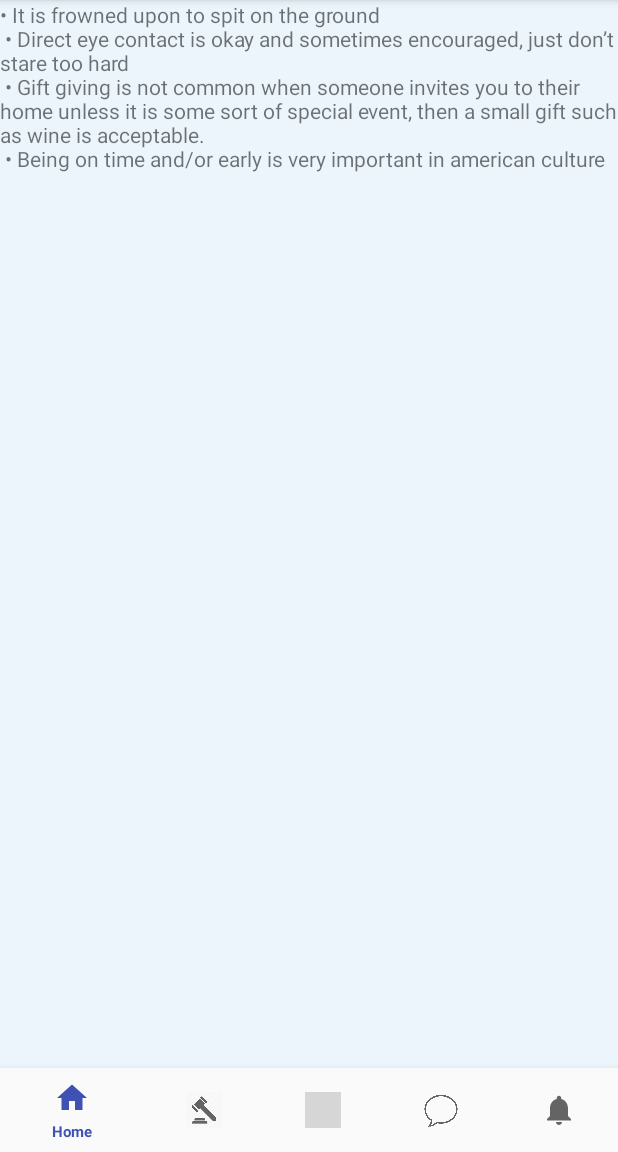
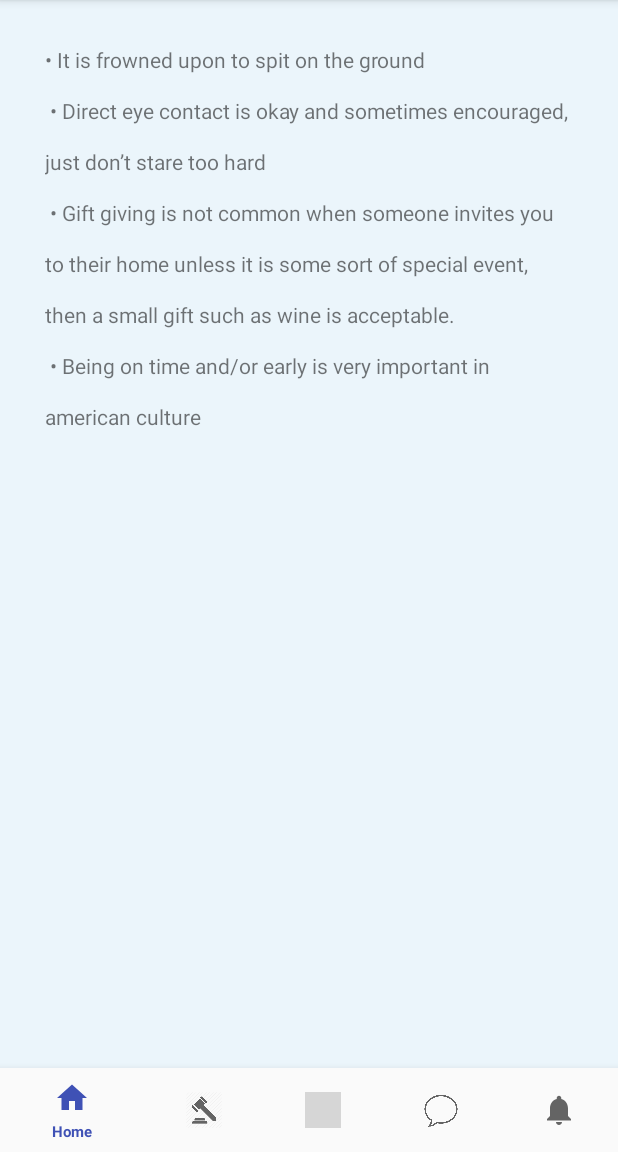
Before and after one commit to zryan2/CultureShock, an Android app: the fragment Behavior placed in its activity, on a phone screen of 412 x 824 dp, the part 84-1236 px from its top. Run offline under Robolectric (Android 15) with nearby library versions, the phone set to English and light mode, and no system bars; grey boxes are pictures that could not be loaded.

Commit message:
edit behavior, regional differences

```diff
--- a/app/src/main/res/layout/fragment_behavior.xml
+++ b/app/src/main/res/layout/fragment_behavior.xml
@@ -6,8 +6,14 @@
 
     <!-- TODO: Update blank fragment layout -->
     <TextView
+        android:id="@+id/behaviorText"
         android:layout_width="match_parent"
         android:layout_height="match_parent"
+        android:layout_alignParentTop="true"
+        android:layout_centerHorizontal="true"
+        android:layout_margin="30dp"
+        android:fontFamily="sans-serif"
+        android:lineSpacingExtra="18sp"
         android:text="@string/behaviorsText" />
 
 </FrameLayout>
--- a/app/src/main/res/layout/fragment_reg_diff.xml
+++ b/app/src/main/res/layout/fragment_reg_diff.xml
@@ -6,8 +6,14 @@
 
     <!-- TODO: Update blank fragment layout -->
     <TextView
+        android:id="@+id/regDiffText"
         android:layout_width="match_parent"
         android:layout_height="match_parent"
+        android:layout_alignParentTop="true"
+        android:layout_centerHorizontal="true"
+        android:layout_margin="30dp"
+        android:fontFamily="sans-serif"
+        android:lineSpacingExtra="18sp"
         android:text="@string/regDeffText" />
 
 </FrameLayout>
```
Also changed, not shown: app/src/main/res/values/strings.xml (+0 -10 lines).
